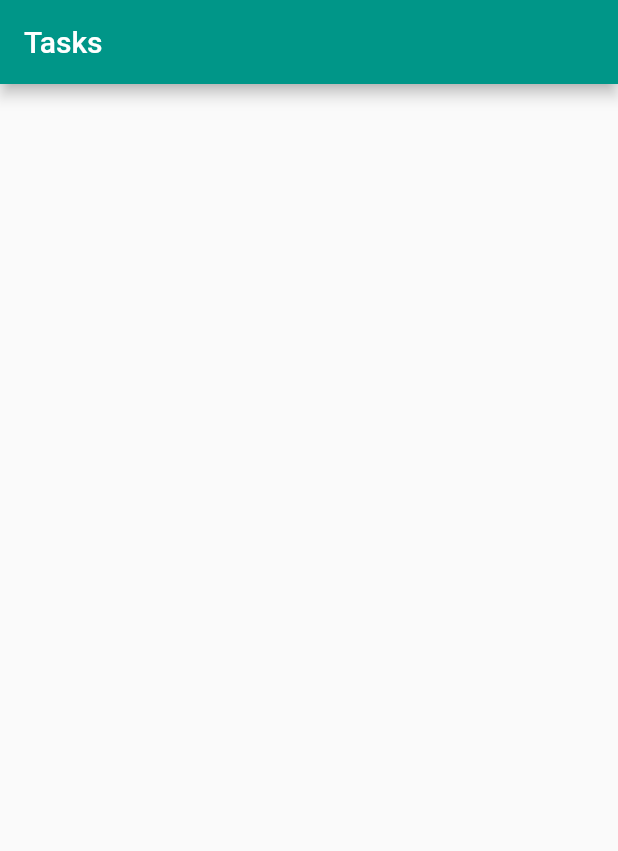
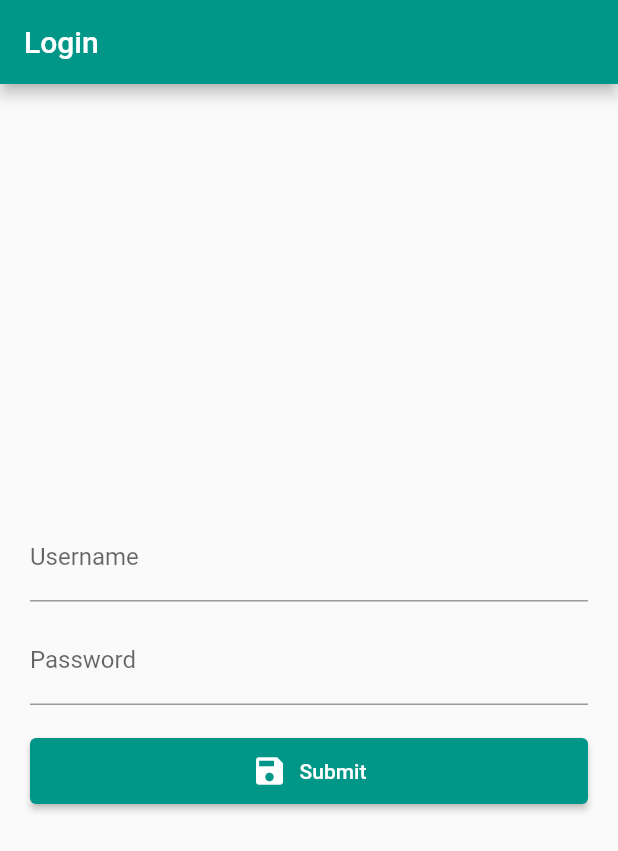
Before and after one commit to Yousef-Osman/Fluttetr-Test-Project, a Flutter app: the screen it shows after launch, on a phone screen of 412 x 824 dp. Shown: the top 851 px of the screen. Run offline on Flutter 3.47's test engine with Material 2 defaults, Android fonts, the phone set to English and light mode, and no system bars.

Commit message:
added login screen

```diff
--- a/TaskManager_Flutter/lib/main.dart
+++ b/TaskManager_Flutter/lib/main.dart
@@ -1,4 +1,5 @@
 import 'package:flutter/material.dart';
+import 'package:task_manager/screens/loginScreen.dart';
 // import 'package:task_manager/screens/homeScreen.dart';
 import 'package:task_manager/screens/tasksScreen.dart';
 
@@ -15,7 +16,8 @@ class TaskManager extends StatelessWidget {
       theme: ThemeData(
         primarySwatch: Colors.teal,
       ),
-      home: TasksScreen(),
+      // home: TasksScreen(),
+      home: LoginScreen(),
     );
   }
 }
--- /dev/null
+++ b/TaskManager_Flutter/lib/models/loginModel.dart
@@ -0,0 +1,11 @@
+import 'package:flutter/foundation.dart';
+
+class LoginModel {
+  String username;
+  String password;
+
+  // LoginModel({
+  //   @required this.username,
+  //   @required this.password,
+  // });
+}
--- /dev/null
+++ b/TaskManager_Flutter/lib/screens/loginScreen.dart
@@ -0,0 +1,86 @@
+import 'package:flutter/material.dart';
+import 'package:task_manager/models/loginModel.dart';
+import 'package:task_manager/services/HttpService.dart';
+
+class LoginScreen extends StatelessWidget {
+  GlobalKey<FormState> _formKey = GlobalKey<FormState>();
+  final LoginModel _loginModel = LoginModel();
+  final HttpService httpService = HttpService();
+
+  @override
+  Widget build(BuildContext context) {
+    return Scaffold(
+      appBar: AppBar(
+        title: Text('Login'),
+      ),
+      body: Container(
+        padding: EdgeInsets.symmetric(horizontal: 20),
+        child: Form(
+          key: _formKey,
+          child: Column(
+            mainAxisAlignment: MainAxisAlignment.center,
+            children: [
+              TextFormField(
+                decoration: InputDecoration(labelText: 'Username'),
+                validator: (value) {
+                  if (value.isEmpty || value == null) {
+                    return 'Username is required';
+                  }
+                  return null;
+                },
+                onSaved: (value) {
+                  _loginModel.username = value;
+                },
+              ),
+              SizedBox(height: 10),
+              TextFormField(
+                decoration: InputDecoration(labelText: 'Password'),
+                validator: (value) {
+                  if (value.isEmpty || value == null) {
+                    return 'Password is required';
+                  }
+                  return null;
+                },
+                onSaved: (value) {
+                  _loginModel.password = value;
+                },
+              ),
+              SizedBox(height: 20),
+              Container(
+                width: double.infinity,
+                child: ElevatedButton.icon(
+                  onPressed: () {
+                    if (!_formKey.currentState.validate()) {
+                      return;
+                    }
+                    _formKey.currentState.save();
+
+                    httpService.logIn(_loginModel);
+
+                    ScaffoldMessenger.of(context).showSnackBar(
+                      const SnackBar(
+                        content: Text('Processing Data'),
+                        backgroundColor: Colors.green,
+                      ),
+                    );
+                  },
+                  label: Text('Submit'),
+                  icon: Icon(Icons.save),
+                  style: ElevatedButton.styleFrom(
+                    onPrimary: Colors.white,
+                    primary: Colors.teal,
+                    padding: EdgeInsets.symmetric(horizontal: 20, vertical: 10),
+                    onSurface: Colors.grey, //for displead
+                    // shape: RoundedRectangleBorder(
+                    //   borderRadius: BorderRadius.circular(30),
+                    // ),
+                  ),
+                ),
+              ),
+            ],
+          ),
+        ),
+      ),
+    );
+  }
+}
--- a/TaskManager_Flutter/lib/screens/tasksScreen.dart
+++ b/TaskManager_Flutter/lib/screens/tasksScreen.dart
@@ -44,7 +44,7 @@ class TasksScreen extends StatelessWidget {
                         subtitle: Padding(
                           padding: EdgeInsets.fromLTRB(0, 3, 0, 10),
                           child: Text(
-                            snapshot.data[index].isDone,
+                            snapshot.data[index].isDone.toString(),
                             style: TextStyle(color: Colors.grey[700],fontWeight: FontWeight.w400),
                           ),
                         ),
--- a/TaskManager_Flutter/lib/services/HttpService.dart
+++ b/TaskManager_Flutter/lib/services/HttpService.dart
@@ -1,14 +1,32 @@
 import 'dart:convert';
 import 'package:flutter/material.dart';
 import 'package:http/http.dart' as http;
+import 'package:task_manager/models/loginModel.dart';
 import 'package:task_manager/models/toDoTask.dart';
 
 class HttpService extends StatelessWidget {
-  final String baseUrl = 'http://localhost/api/tasks';
+  final String baseUrl = 'http://10.100.28.207:6006/api/account/login';
+  // final String baseUrl = 'http://localhost:59872/api/tasks';
 
   @override
   Widget build(BuildContext context) {
     return Container();
+  }
+
+  logIn(LoginModel loginModel) async {
+    var loginResult = await http.post(
+      Uri.parse(baseUrl),
+      headers: {"Content-Type": "application/json"},
+      body: jsonEncode({
+        "username": loginModel.username,
+        "password": loginModel.password,
+        "isCoverisEmployee": true
+      }),
+    ).then((response) {
+      print(response.body);
+      print(response.statusCode);
+    });
+    // print(loginResult.body);
   }
 
   Future<List<ToDoTask>> getTasks() async {
@@ -16,6 +34,7 @@ class HttpService extends StatelessWidget {
 
     try {
       var data = await http.get(Uri.parse(baseUrl));
+      print(data.body);
       var jsonData = json.decode(data.body);
 
       for (var jsonPost in jsonData) {
```
Also changed, not shown: 1 other file.
